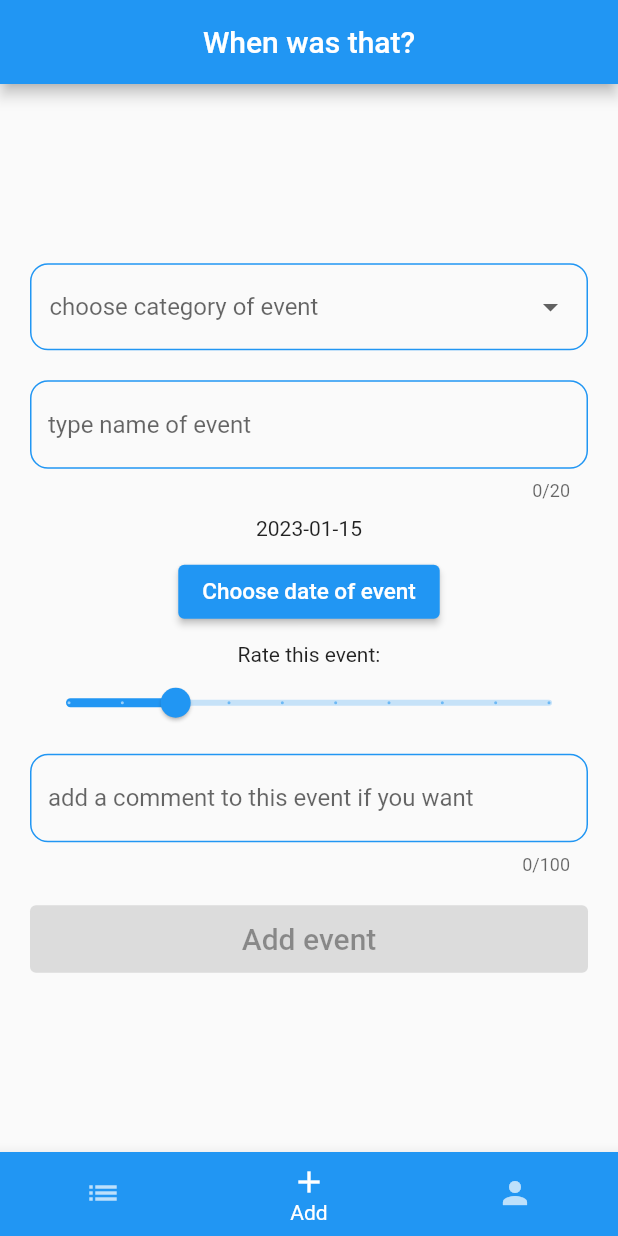
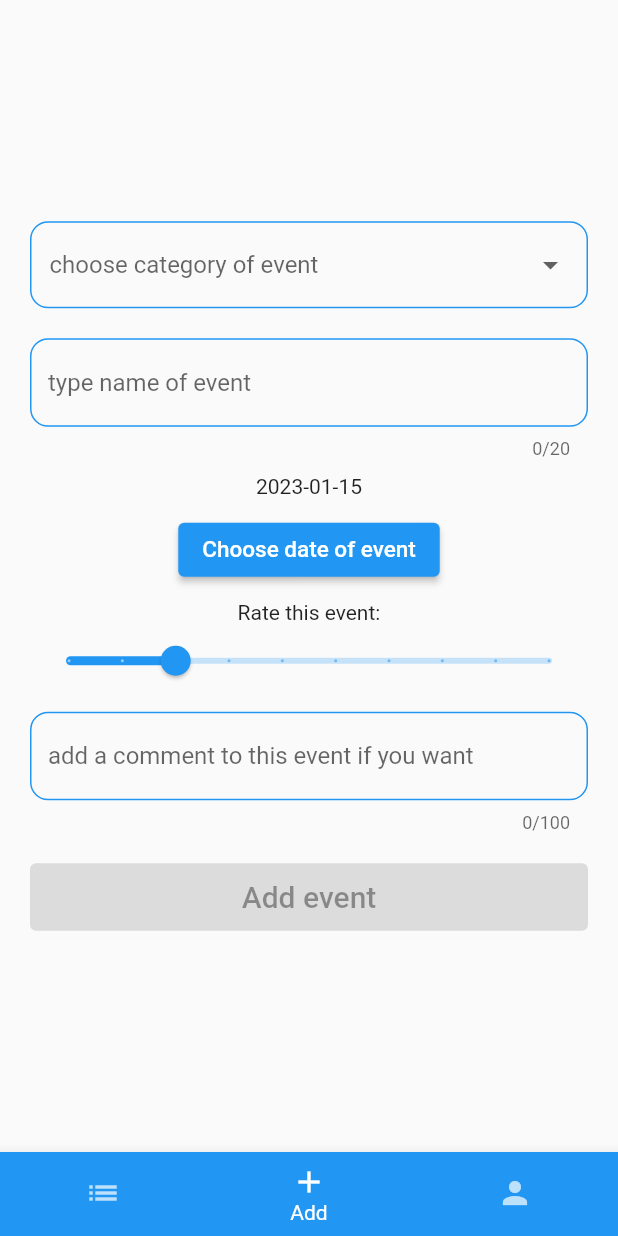
Before and after one commit to marcinwozniak407/when_was_that, a Flutter app: the screen it shows once a user with an empty profile is signed in, item 2 of the bottom bar chosen, on a phone screen of 412 x 824 dp. Run offline on Flutter 3.47's test engine with Material 2 defaults, Android fonts, the phone set to English and light mode, and no system bars; our stand-ins replace animated_splash_screen, bloc, cloud_firestore, firebase_auth, firebase_core, flutter_bloc and 1 more; accounts and stored records are empty.

Commit message:
Remove appbar from home page

```diff
--- a/lib/app/home/home_page.dart
+++ b/lib/app/home/home_page.dart
@@ -23,10 +23,6 @@ class _HomePageState extends State<HomePage> {
   @override
   Widget build(BuildContext context) {
     return Scaffold(
-      appBar: AppBar(
-        centerTitle: true,
-        title: const Text('When was that?'),
-      ),
       body: Builder(builder: (context) {
         if (currentIndex == 0) {
           return const EventsPageContent();
```
